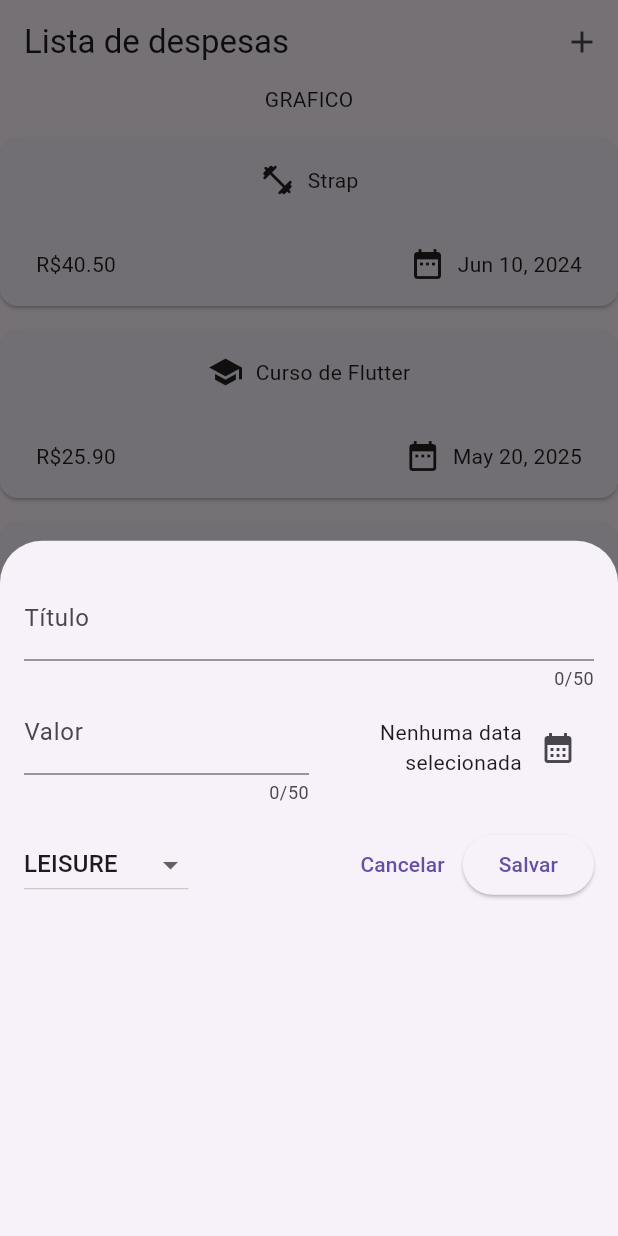
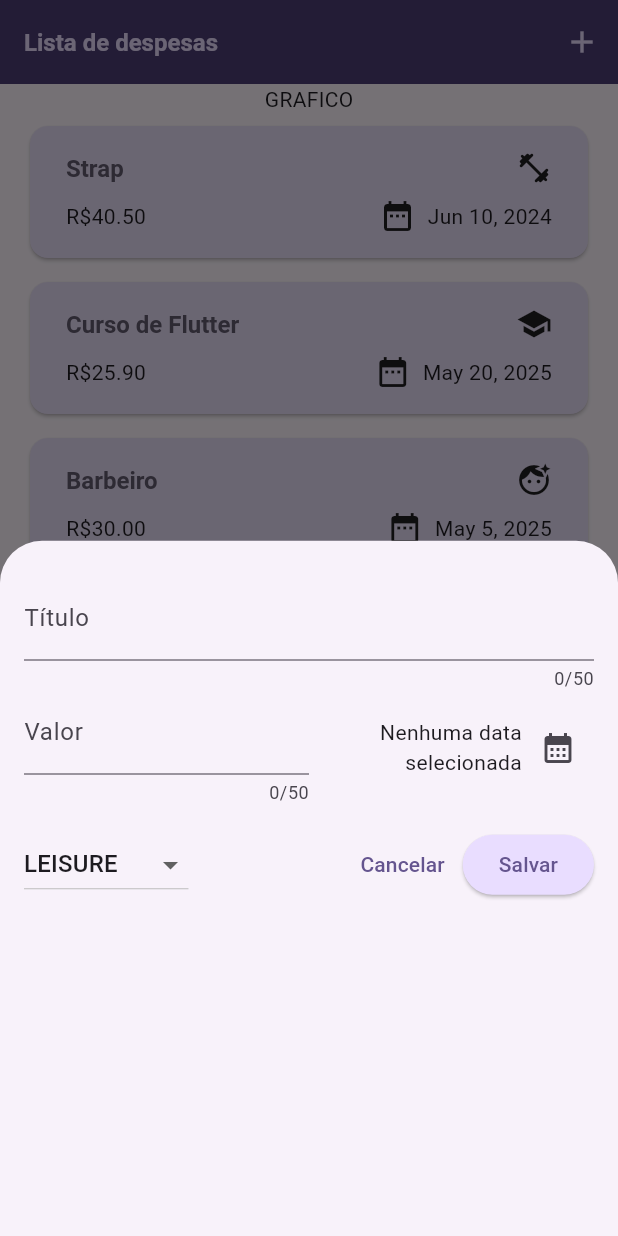
Before and after one commit to Gabrielst27/expense-tracker, a Flutter app: the screen it shows after launch, after a tap on the "add" icon, on a phone screen of 412 x 824 dp. Run offline on Flutter 3.47's test engine with Material 3 defaults, Android fonts, the phone set to English and light mode, and no system bars.

Commit message:
feat: added general theming

```diff
--- /dev/null
+++ b/lib/color_scheme.dart
@@ -0,0 +1,5 @@
+import 'package:flutter/material.dart';
+
+var kColorScheme = ColorScheme.fromSeed(
+  seedColor: const Color.fromARGB(255, 96, 59, 181),
+);
--- a/lib/main.dart
+++ b/lib/main.dart
@@ -1,6 +1,33 @@
+import 'package:expense_tracker/color_scheme.dart';
 import 'package:expense_tracker/screens/expenses_screen.dart';
 import 'package:flutter/material.dart';
 
 void main() {
-  runApp(MaterialApp(home: ExpensesScreen()));
+  runApp(
+    MaterialApp(
+      theme: ThemeData().copyWith(
+        colorScheme: kColorScheme,
+        appBarTheme: const AppBarTheme().copyWith(
+          backgroundColor: kColorScheme.onPrimaryContainer,
+          foregroundColor: kColorScheme.primaryContainer,
+        ),
+        cardTheme: CardThemeData().copyWith(
+          color: kColorScheme.secondaryContainer,
+        ),
+        elevatedButtonTheme: ElevatedButtonThemeData(
+          style: ElevatedButton.styleFrom(
+            backgroundColor: kColorScheme.primaryContainer,
+          ),
+        ),
+        textTheme: ThemeData().textTheme.copyWith(
+          titleLarge: TextStyle(
+            fontWeight: FontWeight.bold,
+            color: kColorScheme.secondary,
+            fontSize: 16,
+          ),
+        ),
+      ),
+      home: ExpensesScreen(),
+    ),
+  );
 }
--- a/lib/screens/expenses_screen.dart
+++ b/lib/screens/expenses_screen.dart
@@ -29,13 +29,38 @@ class _ExpensesScreenState extends State<ExpensesScreen> {
   }
 
   void _removeExpense(Expense expense) {
+    final expenseIndex = registeredExpenses.indexOf(expense);
     setState(() {
       registeredExpenses.remove(expense);
     });
+    ScaffoldMessenger.of(context).clearSnackBars();
+    ScaffoldMessenger.of(context).showSnackBar(
+      SnackBar(
+        duration: Duration(seconds: 3),
+        content: Text('Despesa deletada'),
+        action: SnackBarAction(
+          label: 'Desfazer',
+          onPressed: () {
+            setState(() {
+              registeredExpenses.insert(expenseIndex, expense);
+            });
+          },
+        ),
+      ),
+    );
   }
 
   @override
   Widget build(BuildContext context) {
+    Widget mainContent = Center(
+      child: Text('Sem despesas encontradas. Adicione despesas!'),
+    );
+    if (registeredExpenses.isNotEmpty) {
+      mainContent = ExpensesList(
+        expenses: registeredExpenses,
+        onRemoveExpense: _removeExpense,
+      );
+    }
     return Scaffold(
       appBar: AppBar(
         title: Text('Lista de despesas'),
@@ -50,10 +75,7 @@ class _ExpensesScreenState extends State<ExpensesScreen> {
         children: [
           const Text('GRAFICO'),
           Expanded(
-            child: ExpensesList(
-              expenses: registeredExpenses,
-              onRemoveExpense: _removeExpense,
-            ),
+            child: mainContent,
           ),
         ],
       ),
--- a/lib/widgets/expenses-list/expense_item.dart
+++ b/lib/widgets/expenses-list/expense_item.dart
@@ -10,27 +10,34 @@ class ExpenseItem extends StatelessWidget {
   @override
   Widget build(BuildContext context) {
     return Card(
-      margin: EdgeInsets.only(top: 16),
       child: Padding(
         padding: const EdgeInsets.symmetric(horizontal: 24, vertical: 16),
         child: Column(
           children: [
             Row(
-              mainAxisAlignment: MainAxisAlignment.center,
+              mainAxisAlignment: MainAxisAlignment.start,
               children: [
+                Text(
+                  expense.title,
+                  style: Theme.of(context).textTheme.titleLarge,
+                ),
+                const Spacer(),
                 Icon(categoryIcons[expense.category]),
-                const SizedBox(width: 8),
-                Text(expense.title),
               ],
             ),
-            SizedBox(height: 32),
+            SizedBox(height: 8),
             Row(
               children: [
                 Text('R\$${expense.amount.toStringAsFixed(2)}'),
                 const Spacer(),
-                Icon(Icons.date_range),
-                const SizedBox(width: 8),
-                Text(expense.formatedDate),
+                Row(
+                  mainAxisAlignment: MainAxisAlignment.start,
+                  children: [
+                    Icon(Icons.date_range),
+                    const SizedBox(width: 8),
+                    Text(expense.formatedDate),
+                  ],
+                ),
               ],
             ),
           ],
--- a/lib/widgets/expenses-list/expenses_list.dart
+++ b/lib/widgets/expenses-list/expenses_list.dart
@@ -18,10 +18,16 @@ class ExpensesList extends StatelessWidget {
       itemCount: expenses.length,
       itemBuilder: (context, index) => Dismissible(
         key: ValueKey(expenses[index]),
+        background: Container(
+          color: Theme.of(context).colorScheme.error.withValues(alpha: 0.1),
+        ),
         onDismissed: (direction) {
           onRemoveExpense(expenses[index]);
         },
-        child: ExpenseItem(expense: expenses[index]),
+        child: Padding(
+          padding: const EdgeInsets.symmetric(horizontal: 16, vertical: 4),
+          child: ExpenseItem(expense: expenses[index]),
+        ),
       ),
     );
   }
```
